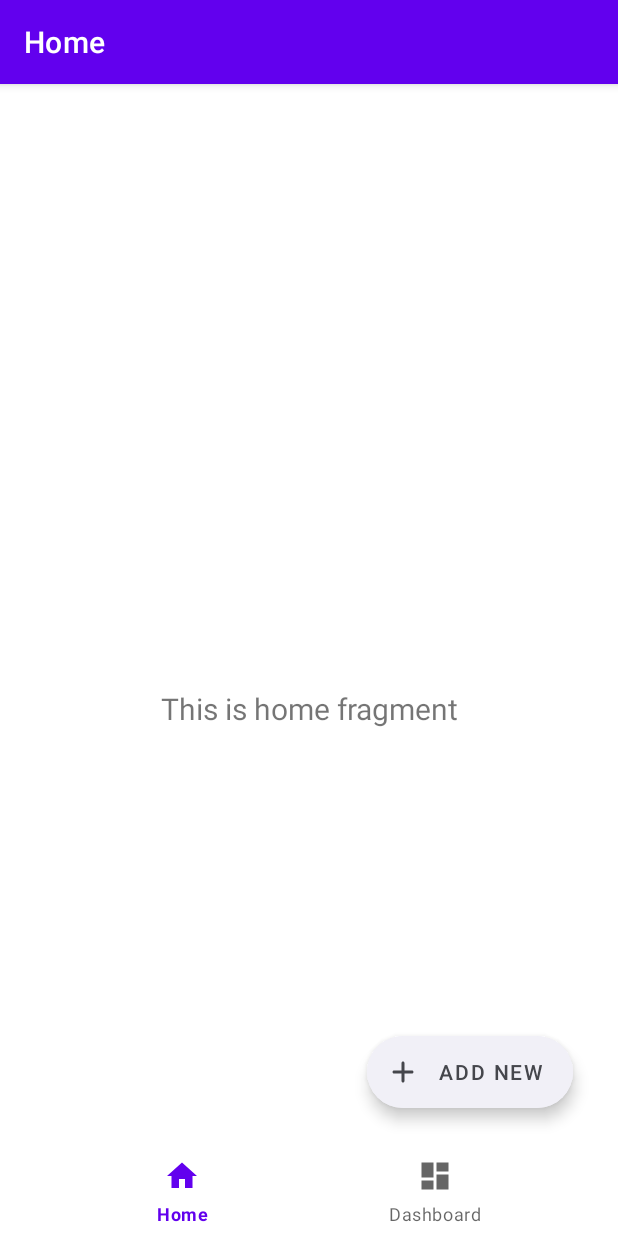
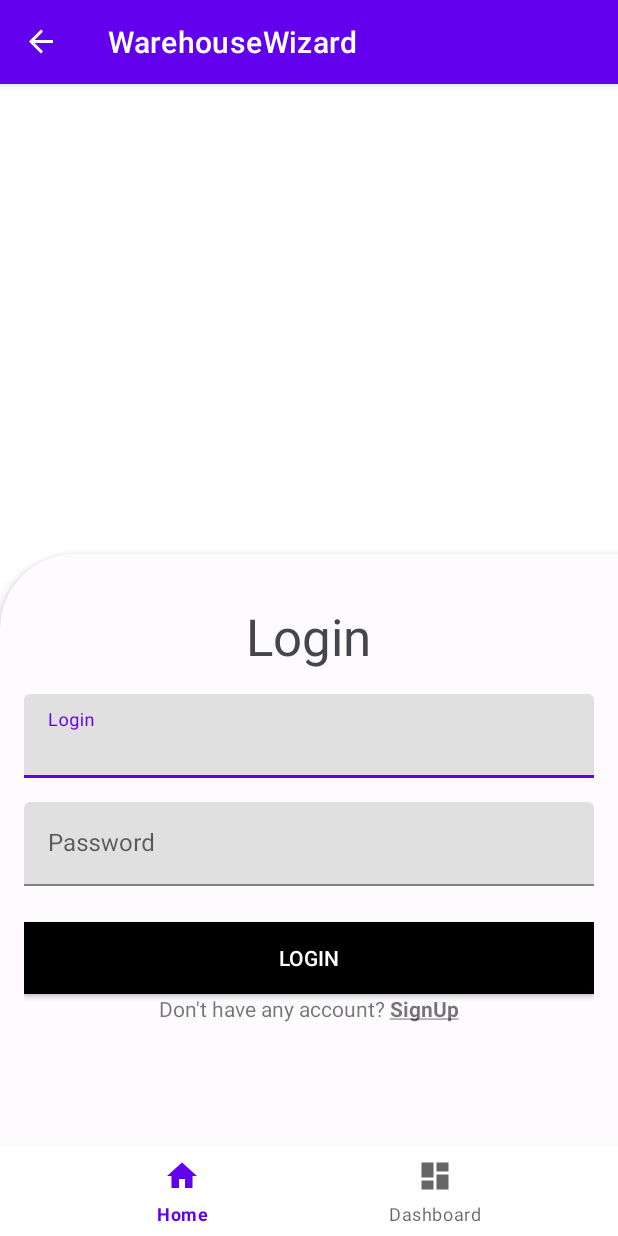
Before and after one commit to Anna-Monica-Reinhard/-, an Android app: the screen it shows after launch (MainActivity), on a phone screen of 412 x 824 dp. Run offline under Robolectric (Android 15) with nearby library versions, the phone set to English and light mode, and no system bars; our stand-ins replace navigation-ui; plain views replace CountryCodePicker.

Commit message:
add: fragment_authentication_and_register

```diff
--- a/app/src/main/res/layout/fragment_authentication_and_register.xml
+++ b/app/src/main/res/layout/fragment_authentication_and_register.xml
@@ -1,5 +1,5 @@
 <?xml version="1.0" encoding="utf-8"?>
-<LinearLayout xmlns:android="http://schemas.android.com/apk/res/android"
+<androidx.constraintlayout.widget.ConstraintLayout xmlns:android="http://schemas.android.com/apk/res/android"
     xmlns:app="http://schemas.android.com/apk/res-auto"
     xmlns:tools="http://schemas.android.com/tools"
     android:layout_width="match_parent"
@@ -26,10 +26,8 @@
         <LinearLayout
             android:layout_width="match_parent"
             android:layout_height="wrap_content"
-            android:divider="@drawable/empty_tall_divider"
             android:gravity="center"
-            android:orientation="vertical"
-            android:showDividers="middle">
+            android:orientation="vertical">
 
             <TextView
                 android:id="@+id/tvTitle"
@@ -42,10 +40,18 @@
                 app:layout_constraintStart_toStartOf="parent"
                 app:layout_constraintTop_toTopOf="parent" />
 
+            <LinearLayout
+                android:id="@+id/ll_auth"
+                android:layout_width="match_parent"
+                android:layout_height="wrap_content"
+                android:orientation="vertical"
+                android:visibility="visible">
+
                 <com.google.android.material.textfield.TextInputLayout
                     android:id="@+id/text_layout_login"
                     android:layout_width="match_parent"
-                android:layout_height="wrap_content"
+                    android:layout_height="@dimen/text_input_height"
+                    android:layout_marginTop="16dp"
                     android:hint="Login">
 
                     <com.google.android.material.textfield.TextInputEditText
@@ -56,22 +62,48 @@
                 </com.google.android.material.textfield.TextInputLayout>
 
                 <com.google.android.material.textfield.TextInputLayout
+                    android:id="@+id/text_layout_password"
+                    android:layout_width="match_parent"
+                    android:layout_height="@dimen/text_input_height"
+                    android:layout_marginTop="16dp"
+                    android:hint="Password">
+
+                    <com.google.android.material.textfield.TextInputEditText
+                        android:id="@+id/et_password"
+                        android:layout_width="match_parent"
+                        android:layout_height="wrap_content"
+                        android:inputType="textPassword"
+                        tools:text="Password" />
+                </com.google.android.material.textfield.TextInputLayout>
+            </LinearLayout>
+
+            <LinearLayout
+                android:id="@+id/ll_register"
+                android:layout_width="match_parent"
+                android:layout_height="wrap_content"
+                android:orientation="vertical"
+                android:visibility="gone">
+
+                <com.google.android.material.textfield.TextInputLayout
                     android:id="@+id/text_layout_name"
                     android:layout_width="match_parent"
                     android:layout_height="wrap_content"
+                    android:layout_marginTop="16dp"
                     android:hint="Name">
 
                     <com.google.android.material.textfield.TextInputEditText
                         android:id="@+id/et_name"
                         android:layout_width="match_parent"
-                    android:layout_height="wrap_content"
+                        android:layout_height="@dimen/text_input_height"
+                        android:visibility="visible"
                         tools:text="Name" />
                 </com.google.android.material.textfield.TextInputLayout>
 
                 <com.google.android.material.textfield.TextInputLayout
                     android:id="@+id/text_layout_email"
                     android:layout_width="match_parent"
-                android:layout_height="wrap_content"
+                    android:layout_height="@dimen/text_input_height"
+                    android:layout_marginTop="16dp"
                     android:hint="Email">
 
                     <com.google.android.material.textfield.TextInputEditText
@@ -85,7 +117,8 @@
                 <com.google.android.material.textfield.TextInputLayout
                     android:id="@+id/text_layout_phone_number"
                     android:layout_width="match_parent"
-                android:layout_height="wrap_content"
+                    android:layout_height="@dimen/text_input_height"
+                    android:layout_marginTop="16dp"
                     android:hint="Phone number">
 
                     <com.google.android.material.textfield.TextInputEditText
@@ -97,23 +130,10 @@
                 </com.google.android.material.textfield.TextInputLayout>
 
                 <com.google.android.material.textfield.TextInputLayout
-                android:id="@+id/text_layout_password"
-                android:layout_width="match_parent"
-                android:layout_height="wrap_content"
-                android:hint="Password">
-
-                <com.google.android.material.textfield.TextInputEditText
-                    android:id="@+id/et_password"
-                    android:layout_width="match_parent"
-                    android:layout_height="wrap_content"
-                    android:inputType="textPassword"
-                    tools:text="Password" />
-            </com.google.android.material.textfield.TextInputLayout>
-
-            <com.google.android.material.textfield.TextInputLayout
                     android:id="@+id/text_layout_password_repeat"
                     android:layout_width="match_parent"
-                android:layout_height="wrap_content"
+                    android:layout_height="@dimen/text_input_height"
+                    android:layout_marginTop="16dp"
                     android:hint="Repeat password">
 
                     <com.google.android.material.textfield.TextInputEditText
@@ -123,11 +143,13 @@
                         android:inputType="textPassword"
                         tools:text="Repeat password" />
                 </com.google.android.material.textfield.TextInputLayout>
+            </LinearLayout>
 
             <androidx.appcompat.widget.AppCompatButton
                 android:id="@+id/btn_login_register"
                 android:layout_width="match_parent"
                 android:layout_height="wrap_content"
+                android:layout_marginTop="24dp"
                 android:background="@color/black"
                 android:text="login"
                 android:textColor="@color/white" />
@@ -136,7 +158,13 @@
                 android:layout_width="wrap_content"
                 android:layout_height="wrap_content"
                 android:text="@string/don_t_have_any_account_signup" />
+            <!--hz-->
+            <com.google.android.material.divider.MaterialDivider
+                android:id="@+id/divider"
+                android:layout_width="0dp"
+                android:layout_height="88dp" />
         </LinearLayout>
+
     </com.google.android.material.card.MaterialCardView>
 
 
@@ -182,4 +210,4 @@
     <!--            android:textSize="16sp" />-->
     <!--    </LinearLayout>-->
 
-</LinearLayout>
+</androidx.constraintlayout.widget.ConstraintLayout>
--- a/app/src/main/res/navigation/nav_graph_main.xml
+++ b/app/src/main/res/navigation/nav_graph_main.xml
@@ -3,7 +3,7 @@
     xmlns:app="http://schemas.android.com/apk/res-auto"
     xmlns:tools="http://schemas.android.com/tools"
     android:id="@+id/mobile_navigation"
-    app:startDestination="@+id/navigation_products">
+    app:startDestination="@+id/navigation_auth_and_register">
 
     <fragment
         android:id="@+id/navigation_products"
--- a/app/src/main/res/values/dimens.xml
+++ b/app/src/main/res/values/dimens.xml
@@ -3,4 +3,5 @@
     <dimen name="activity_horizontal_margin">16dp</dimen>
     <dimen name="activity_vertical_margin">16dp</dimen>
     <dimen name="auth_register_item_spacing">16dp</dimen>
+    <dimen name="text_input_height">56dp</dimen>
 </resources>
```
Lines whose indentation alone changed are shown as unchanged.
